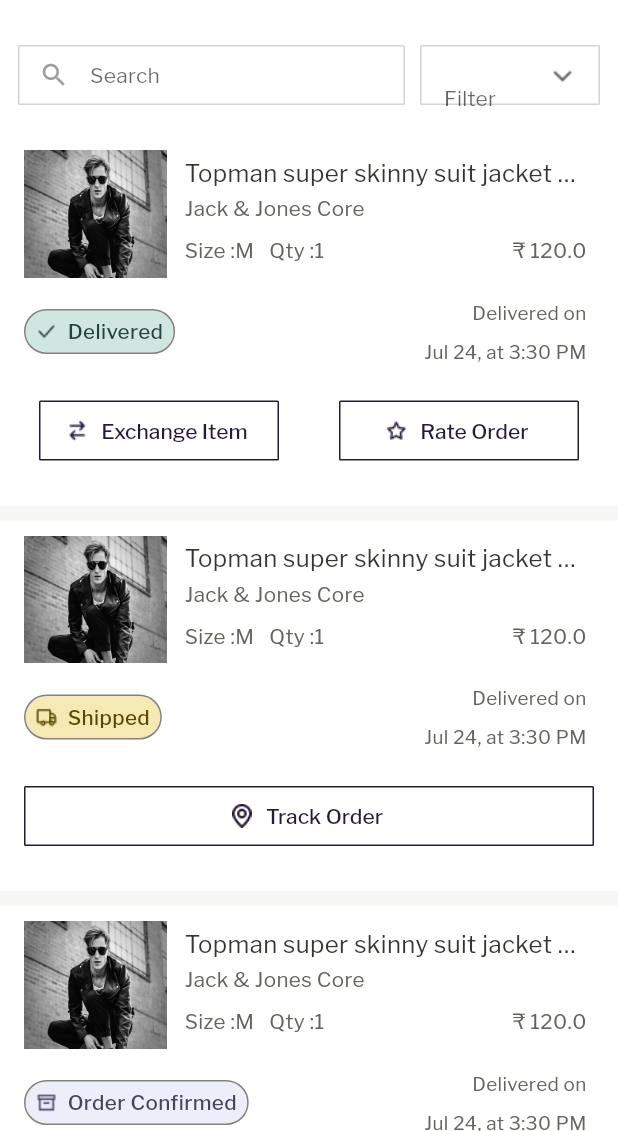
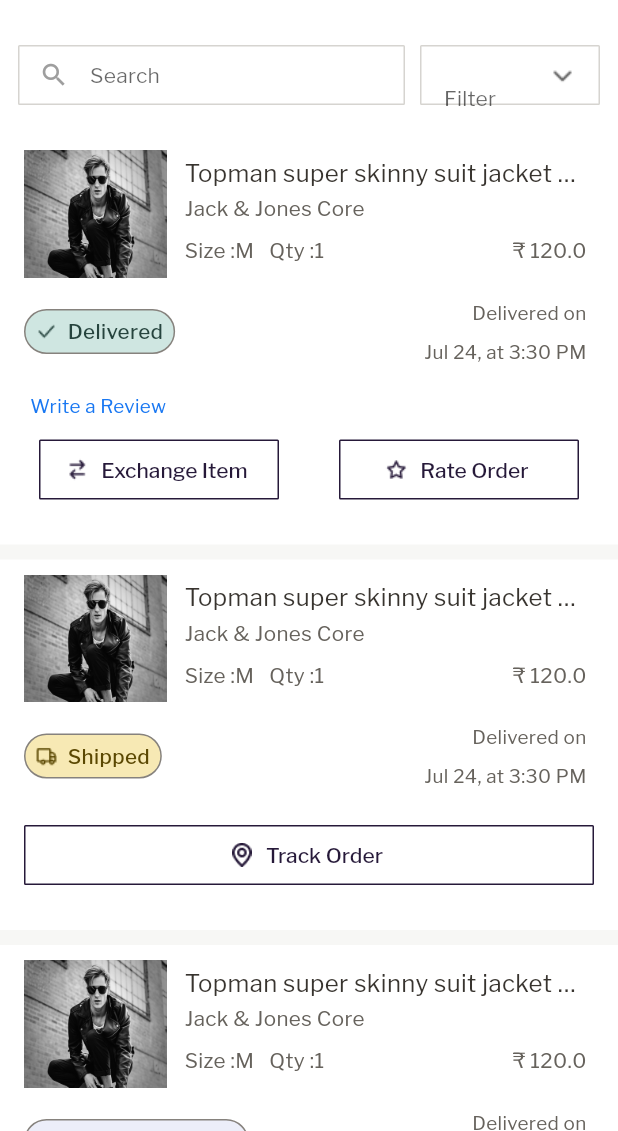
Before and after one commit to LaFetch2026/Lf_Application_Production, a Flutter app: the OrderExchangeScreen screen opened directly, on a phone screen of 412 x 824 dp, the part 105-1236 px from its top. Run offline on Flutter 3.47's test engine with Material 2 defaults, Android fonts, the phone set to English and light mode, and no system bars; our stand-ins replace cached_network_image, dropdown_button2, flutter_cache_manager, flutter_otp_text_field, flutter_rating_bar, flutter_screenutil and 5 more; missing offline and left inert: razorpay_flutter; accounts and stored records are empty; network calls fail.

Commit message:
added write review text in order screen

```diff
--- a/lib/screens/accountscreen.dart
+++ b/lib/screens/accountscreen.dart
@@ -13,7 +13,6 @@ import 'package:lafetch/screens/account/saved_address.dart';
 import 'package:lafetch/screens/cartscreen.dart';
 import 'package:lafetch/screens/editprofilescreen.dart';
 import 'package:lafetch/screens/orderexchangescreen.dart';
-import 'package:lafetch/screens/reviewproducts.dart';
 import '../commonwidget/app_text.dart';
 import '../utils/constants.dart';
 
@@ -357,9 +356,7 @@ class AccountScreenState extends State<AccountScreen> {
                             crossAxisAlignment: CrossAxisAlignment.start,
                             children: [
                               GestureDetector(
-                                onTap: () {
-                                  Get.to(const ReviewProductScreen());
-                                },
+                                onTap: () {},
                                 child: Padding(
                                   padding: const EdgeInsets.only(
                                       top: 20, left: 16, right: 16),
--- a/lib/screens/orderexchangescreen.dart
+++ b/lib/screens/orderexchangescreen.dart
@@ -7,6 +7,7 @@ import 'package:get/get.dart';
 import 'package:lafetch/commonwidget/doubleiconbtn.dart';
 import 'package:lafetch/commonwidget/singleiconbtn.dart';
 import 'package:lafetch/screens/orderdetailsscreen.dart';
+import 'package:lafetch/screens/reviewproducts.dart';
 import '../commonwidget/app_text.dart';
 import '../commonwidget/appbarwidgets/backbutton_appbar.dart';
 import '../commonwidget/singlebtn.dart';
@@ -539,6 +540,34 @@ class OrderExchangeScreenState extends State<OrderExchangeScreen> {
                                                   ],
                                                 ),
                                               ),
+                                              items[index] == "Delivered"
+                                                  ? GestureDetector(
+                                                      onTap: () {
+                                                        Get.to(const ReviewProductScreen(
+                                                            productName:
+                                                                "Topman super skinny suit jacket and trousers in light blue"));
+                                                      },
+                                                      child: Padding(
+                                                        padding:
+                                                            const EdgeInsets
+                                                                    .symmetric(
+                                                                horizontal: 20,
+                                                                vertical: 5),
+                                                        child: AppText(
+                                                          text:
+                                                              "Write a Review",
+                                                          color: blue,
+                                                          fontSize: 11.sp,
+                                                          fontFamily:
+                                                              "Franklin Gothic Regular",
+                                                          fontWeight:
+                                                              FontWeight.w400,
+                                                        ),
+                                                      ),
+                                                    )
+                                                  : const SizedBox(
+                                                      height: 0,
+                                                    ),
                                               Column(
                                                 children: [
                                                   if (items[index] ==
--- a/lib/screens/reviewproducts.dart
+++ b/lib/screens/reviewproducts.dart
@@ -11,7 +11,8 @@ import '../commonwidget/appbarwidgets/backbutton_appbar.dart';
 import '../utils/constants.dart';
 
 class ReviewProductScreen extends StatefulWidget {
-  const ReviewProductScreen({super.key});
+  final String productName;
+  const ReviewProductScreen({super.key, required this.productName});
 
   @override
   State<ReviewProductScreen> createState() => ReviewProductScreenState();
```
